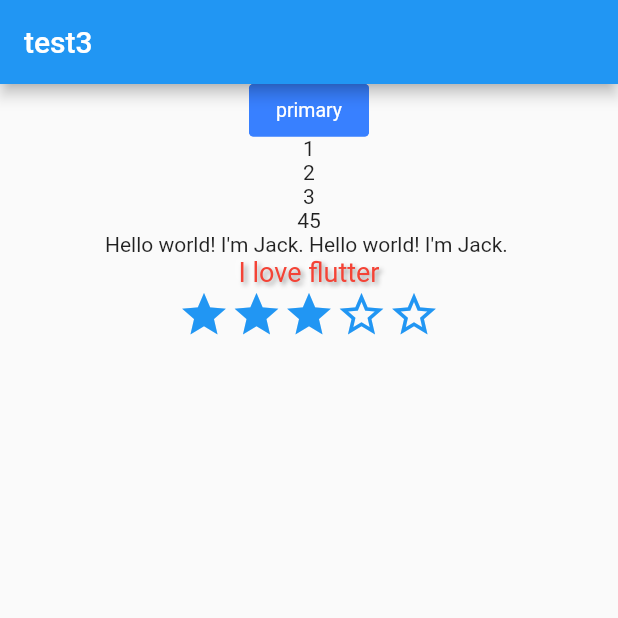
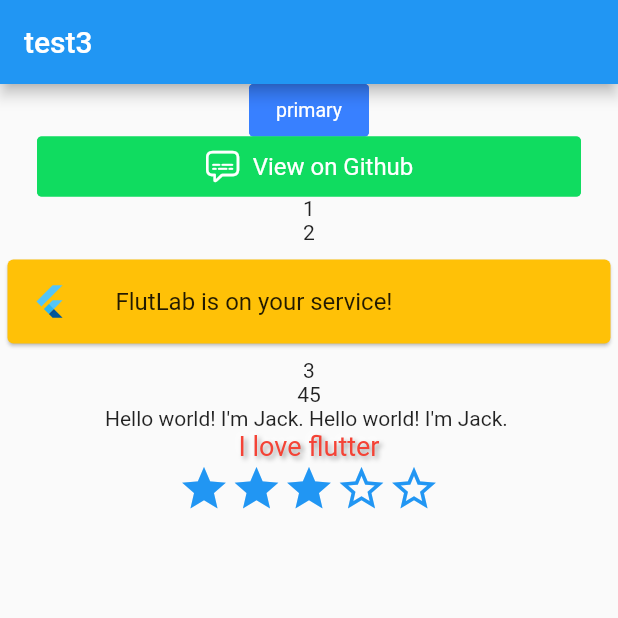
Before and after one commit to xunsky/flutter_online, a Flutter app: the screen it shows after launch, on a phone screen of 412 x 824 dp, the top half of it. Run offline on Flutter 3.47's test engine with Material 2 defaults, Android fonts, the phone set to English and light mode, and no system bars; drawn by our look-alikes of flutter_neumorphic, getwidget.

```diff
--- a/lib/main.dart
+++ b/lib/main.dart
@@ -1,3 +1,4 @@
+import 'package:flutter/cupertino.dart';
 import 'dart:developer';
 
 import 'package:flutter/material.dart';
@@ -44,8 +45,27 @@ class MyHomePage extends StatelessWidget {
             },
             text: "primary",
           ),
+          GFButton(
+              size: GFSize.LARGE,
+              text: 'View on Github',
+              textStyle: const TextStyle(
+                fontSize: 16,
+                color: GFColors.WHITE,
+              ),
+              icon: Icon(CupertinoIcons.captions_bubble),
+              color: GFColors.SUCCESS,
+              blockButton: true,
+              onPressed: () {}),
           Text("1"),
           Text('2'),
+          Card(
+            margin: EdgeInsets.symmetric(vertical: 10.0, horizontal: 5.0),
+            color: Colors.amber,
+            child: ListTile(
+              leading: FlutterLogo(),
+              title: Text('FlutLab is on your service!'),
+            ),
+          ),
           Text('3'),
           Text('45'),
           // BrnBubbleText(
--- a/pubspec.yaml
+++ b/pubspec.yaml
@@ -22,6 +22,7 @@ dependencies:
   # bruno: ^2.0.0
   flutter_neumorphic: ^3.0.3
   getwidget: ^2.0.4
+  cupertino_icons: ^1.0.4
 
 
 dev_dependencies:
```
Also changed, not shown: 1 other file.
